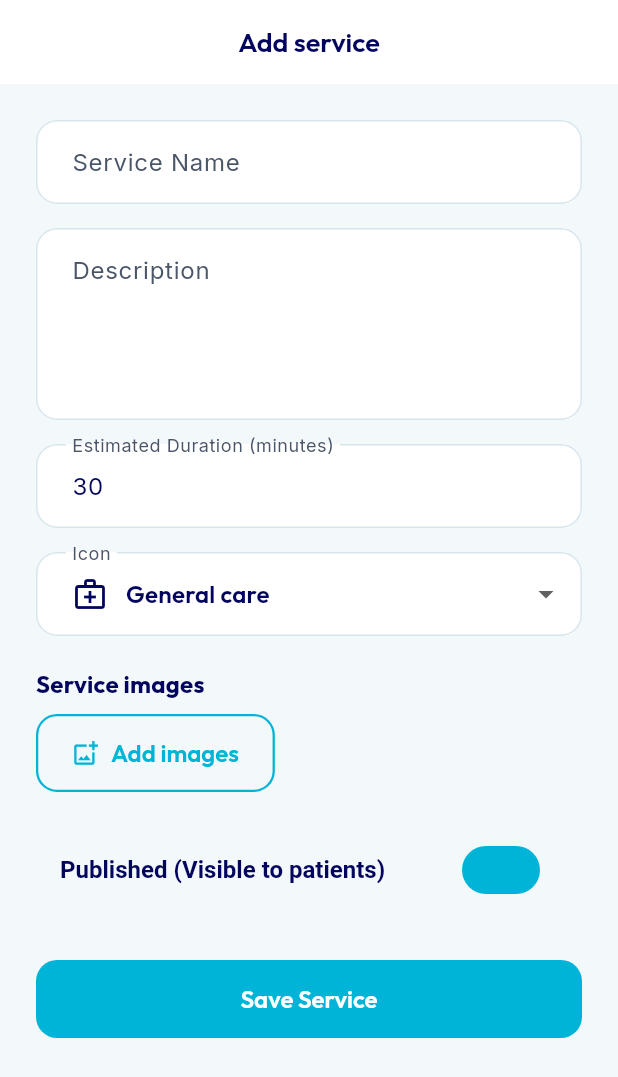
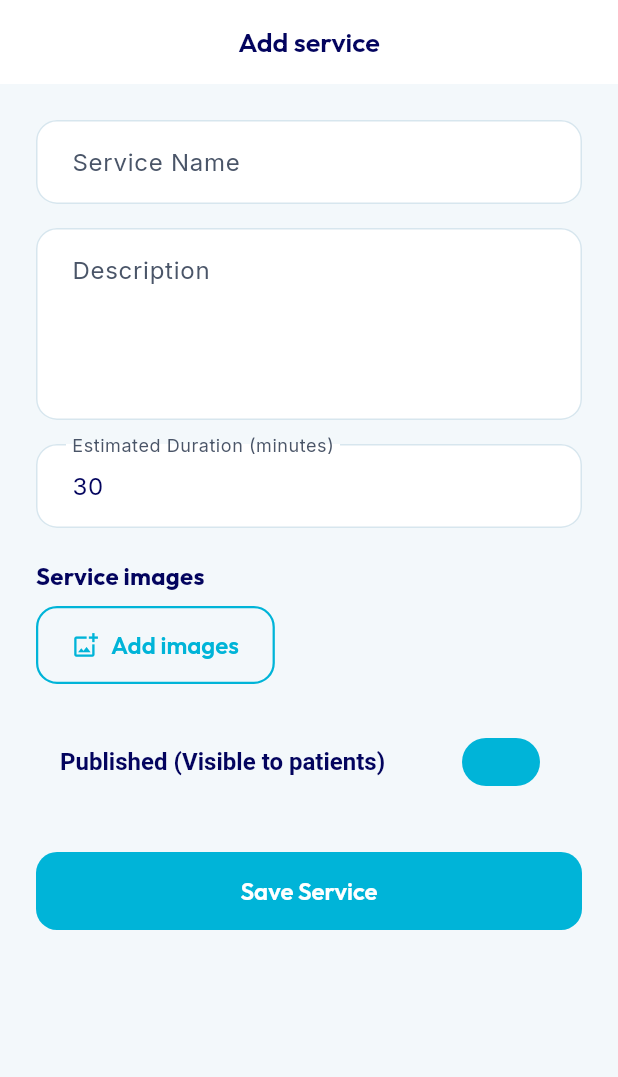
Before and after one commit to goshens-2/Grand_Goshens_System, a Flutter app: the AdminServiceEditorScreen screen opened by its route, after a tap on "Add images", on a phone screen of 412 x 824 dp. Shown: the top 1077 px of the screen. Run offline on Flutter 3.47's test engine with Material 3 defaults, Android fonts, the phone set to English and light mode, and no system bars; our stand-ins replace file_picker, flutter_dotenv, flutter_local_notifications, flutter_riverpod, freezed_annotation, go_router and 9 more; missing offline and left inert: dart:html, mobile_scanner; accounts and stored records are empty; generated files the repository leaves out were written again; network calls fail.

Commit message:
Remove icon selection dropdown from admin service editor - icons no longer needed

```diff
--- a/goshens/lib/features/admin/presentation/admin_service_editor_screen.dart
+++ b/goshens/lib/features/admin/presentation/admin_service_editor_screen.dart
@@ -6,7 +6,6 @@ import 'package:go_router/go_router.dart';
 import 'package:image_picker/image_picker.dart';
 
 import '../../../core/constants/app_colors.dart';
-import '../../patient/data/service_visuals.dart';
 import '../data/admin_service_repository.dart';
 
 class AdminServiceEditorScreen extends ConsumerStatefulWidget {
@@ -26,7 +25,6 @@ class _AdminServiceEditorScreenState extends ConsumerState<AdminServiceEditorScr
   late TextEditingController _durationController;
   bool _isPublished = true;
   bool _isLoading = false;
-  String _iconName = 'medical_services';
   String? _serviceId;
   final List<String> _imagePaths = [];
 
@@ -37,9 +35,8 @@ class _AdminServiceEditorScreenState extends ConsumerState<AdminServiceEditorScr
     _descController = TextEditingController(text: widget.service?['description'] ?? '');
     _durationController = TextEditingController(text: widget.service?['estimated_duration_minutes']?.toString() ?? '30');
     _isPublished = widget.service?['is_published'] ?? true;
-    _iconName = widget.service?['icon_name'] as String? ?? 'medical_services';
     _serviceId = widget.service?['id'] as String?;
-    _imagePaths.addAll(serviceImagePaths(widget.service ?? {}));
+    _imagePaths.addAll(_serviceImagePaths(widget.service ?? {}));
   }
 
   @override
@@ -48,6 +45,21 @@ class _AdminServiceEditorScreenState extends ConsumerState<AdminServiceEditorScr
     _descController.dispose();
     _durationController.dispose();
     super.dispose();
+  }
+
+  List<String> _serviceImagePaths(Map<String, dynamic> service) {
+    final paths = <String>[];
+    final raw = service['image_paths'];
+    if (raw is List) {
+      for (final item in raw) {
+        if (item is String && item.trim().isNotEmpty) paths.add(item.trim());
+      }
+    }
+    final cover = service['image_path'] as String?;
+    if (cover != null && cover.trim().isNotEmpty && !paths.contains(cover.trim())) {
+      paths.insert(0, cover.trim());
+    }
+    return paths;
   }
 
   Future<void> _pickImages() async {
@@ -67,7 +79,6 @@ class _AdminServiceEditorScreenState extends ConsumerState<AdminServiceEditorScr
             description: _descController.text.trim().isEmpty ? 'Description coming soon.' : _descController.text.trim(),
             duration: int.tryParse(_durationController.text) ?? 30,
             isPublished: false,
-            iconName: _iconName,
             imagePaths: _imagePaths,
           );
       _serviceId = serviceId;
@@ -87,7 +98,6 @@ class _AdminServiceEditorScreenState extends ConsumerState<AdminServiceEditorScr
             description: _descController.text.trim().isEmpty ? 'Description coming soon.' : _descController.text.trim(),
             duration: int.tryParse(_durationController.text) ?? 30,
             isPublished: _isPublished,
-            iconName: _iconName,
             imagePaths: _imagePaths,
           );
       if (mounted) setState(() {});
@@ -114,7 +124,6 @@ class _AdminServiceEditorScreenState extends ConsumerState<AdminServiceEditorScr
               description: _descController.text.trim(),
               duration: int.tryParse(_durationController.text) ?? 30,
               isPublished: _isPublished,
-              iconName: _iconName,
               imagePaths: _imagePaths,
             );
       } else {
@@ -124,7 +133,6 @@ class _AdminServiceEditorScreenState extends ConsumerState<AdminServiceEditorScr
               description: _descController.text.trim(),
               duration: int.tryParse(_durationController.text) ?? 30,
               isPublished: _isPublished,
-              iconName: _iconName,
               imagePaths: _imagePaths,
             );
       }
@@ -174,28 +182,6 @@ class _AdminServiceEditorScreenState extends ConsumerState<AdminServiceEditorScr
                 decoration: const InputDecoration(labelText: 'Estimated Duration (minutes)'),
                 keyboardType: TextInputType.number,
                 validator: (val) => val == null || val.isEmpty ? 'Required' : null,
-              ),
-              const SizedBox(height: 16),
-              DropdownButtonFormField<String>(
-                initialValue: kServiceIconChoices.containsKey(_iconName) ? _iconName : 'medical_services',
-                decoration: const InputDecoration(labelText: 'Icon'),
-                items: kServiceIconChoices.entries
-                    .map(
-                      (entry) => DropdownMenuItem(
-                        value: entry.key,
-                        child: Row(
-                          children: [
-                            Icon(iconForService(entry.key), color: AppColors.ink(context)),
-                            const SizedBox(width: 12),
-                            Text(entry.value),
-                          ],
-                        ),
-                      ),
-                    )
-                    .toList(),
-                onChanged: (value) {
-                  if (value != null) setState(() => _iconName = value);
-                },
               ),
               const SizedBox(height: 20),
               Text('Service images', style: Theme.of(context).textTheme.titleMedium?.copyWith(fontWeight: FontWeight.bold)),
```
